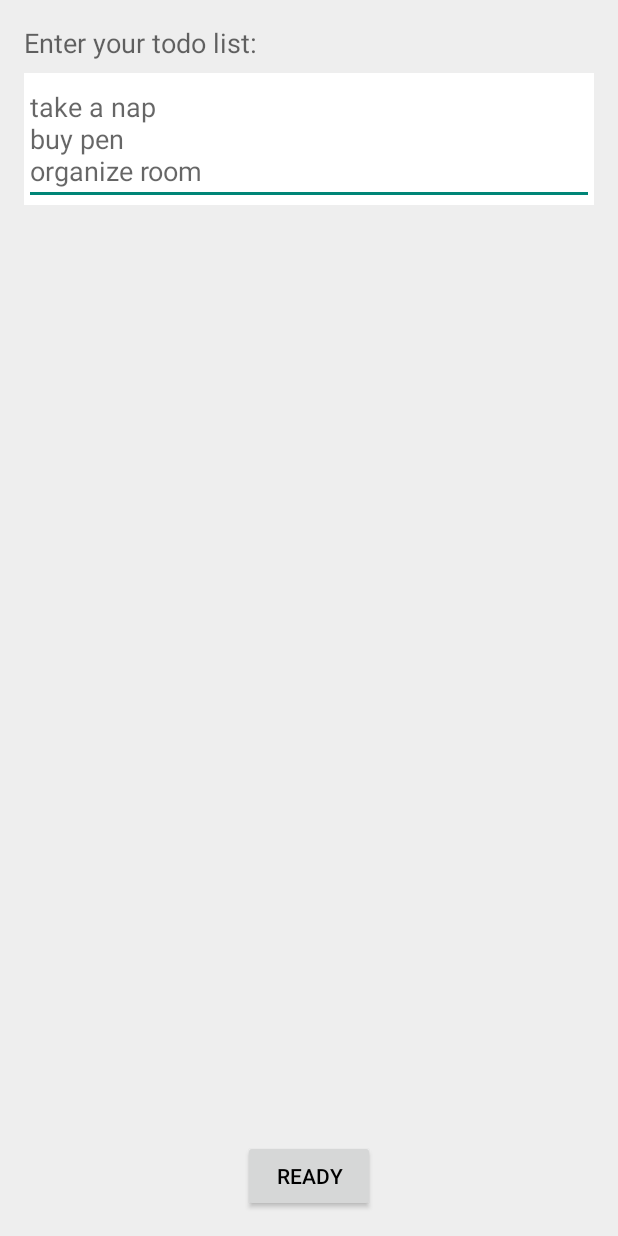
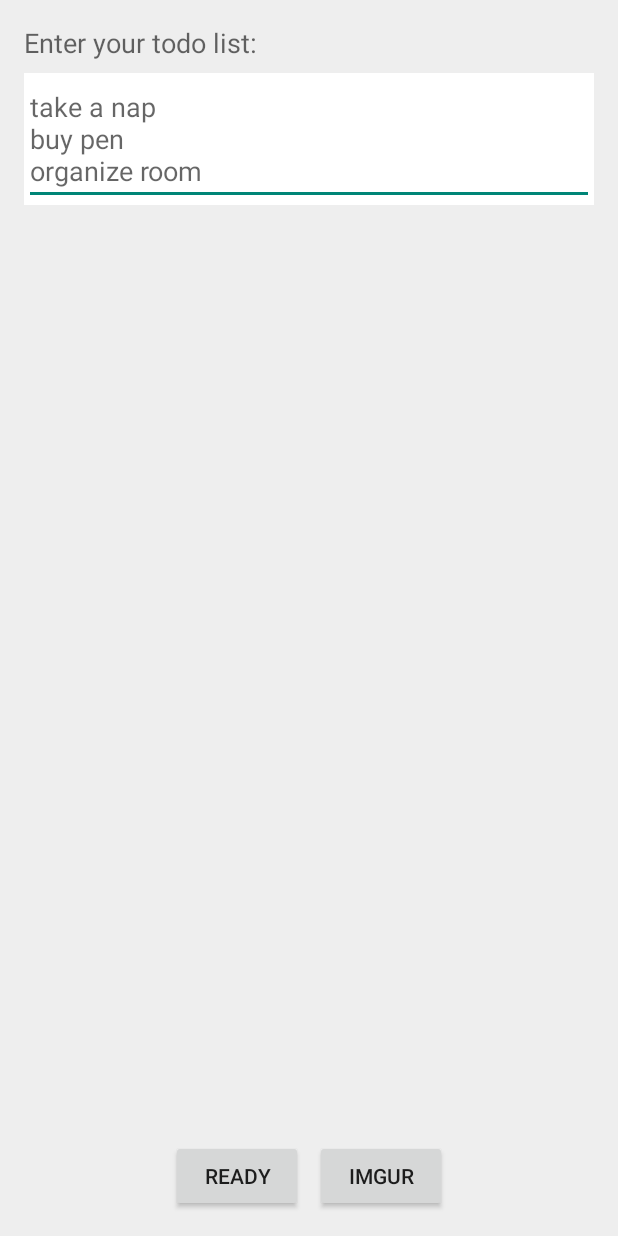
Before and after one commit to vinc3m1/nowdothis, an Android app: the screen it shows after launch (NowDoThisActivity), on a phone screen of 412 x 824 dp. Run offline under Robolectric (Android 15) with nearby library versions, the phone set to English and light mode, and no system bars; our stand-ins replace ButterKnife, Dagger/Hilt's generated code.

Commit message:
some initial imgur stuff

```diff
--- a/build.gradle
+++ b/build.gradle
@@ -41,10 +41,13 @@ repositories {
 }
 
 dependencies {
-  compile 'com.android.support:support-v4:22.0.0'
   compile 'com.android.support:appcompat-v7:22.0.0'
   compile 'com.jakewharton:butterknife:6.1.0'
+  compile 'com.jakewharton.byteunits:byteunits:0.9.0'
   compile 'com.google.code.gson:gson:2.3.1'
+  compile 'com.squareup.retrofit:retrofit:1.9.0'
+  compile 'com.squareup.picasso:picasso:2.5.2'
+  compile 'com.squareup.okhttp:okhttp:2.3.0'
 
   compile 'com.google.dagger:dagger:2.0'
   apt 'com.google.dagger:dagger-compiler:2.0'
--- a/src/main/AndroidManifest.xml
+++ b/src/main/AndroidManifest.xml
@@ -17,5 +17,8 @@
         <category android:name="android.intent.category.LAUNCHER" />
       </intent-filter>
     </activity>
+    <activity
+        android:name=".ui.imgur.ImgurUploadActivity"
+        android:label="@string/imgur" />
   </application>
 </manifest>
--- a/src/main/java/com/makeramen/nowdothis/NowDoThisApp.java
+++ b/src/main/java/com/makeramen/nowdothis/NowDoThisApp.java
@@ -5,19 +5,17 @@ import android.content.Context;
 
 public class NowDoThisApp extends Application {
 
-  public static final String KEY_TODOS = "todos";
-
-  private NowDoThisComponent component;
+  private NowDoThisAppComponent component;
 
   @Override public void onCreate() {
     super.onCreate();
 
-    component = DaggerNowDoThisComponent.builder()
+    component = DaggerNowDoThisAppComponent.builder()
         .nowDoThisModule(new NowDoThisModule(this))
         .build();
   }
 
-  public static NowDoThisComponent getComponent(Context context) {
+  public static NowDoThisAppComponent getComponent(Context context) {
     return ((NowDoThisApp) context.getApplicationContext()).component;
   }
 }
--- a/src/main/java/com/makeramen/nowdothis/NowDoThisComponent.java
+++ b/src/main/java/com/makeramen/nowdothis/NowDoThisAppComponent.java
@@ -1,6 +1,10 @@
 package com.makeramen.nowdothis;
 
+import android.app.Application;
+import android.net.NetworkRequest;
 import com.makeramen.nowdothis.dagger.PerApp;
+import com.makeramen.nowdothis.data.DataModule;
+import com.makeramen.nowdothis.data.NetworkModule;
 import com.makeramen.nowdothis.ui.EditListFragment;
 import com.makeramen.nowdothis.ui.NowDoThisActivity;
 import com.makeramen.nowdothis.ui.TodoFragment;
@@ -9,13 +13,17 @@ import dagger.Component;
 @PerApp
 @Component(
     modules = {
-        NowDoThisModule.class
+        NowDoThisModule.class,
+        DataModule.class,
+        NetworkModule.class
     }
 )
-public interface NowDoThisComponent {
+public interface NowDoThisAppComponent {
   public void inject(NowDoThisActivity nowDoThisActivity);
 
   public void inject(EditListFragment editListFragment);
 
   public void inject(TodoFragment todoFragment);
+
+  public Application application();
 }
--- a/src/main/java/com/makeramen/nowdothis/NowDoThisModule.java
+++ b/src/main/java/com/makeramen/nowdothis/NowDoThisModule.java
@@ -1,22 +1,11 @@
 package com.makeramen.nowdothis;
 
 import android.app.Application;
-import android.content.Context;
-import android.content.SharedPreferences;
-import com.google.gson.Gson;
 import com.makeramen.nowdothis.dagger.PerApp;
-import com.makeramen.nowdothis.ui.EditListFragment;
-import com.makeramen.nowdothis.ui.NowDoThisActivity;
-import com.makeramen.nowdothis.ui.TodoFragment;
 import dagger.Module;
 import dagger.Provides;
-import javax.inject.Singleton;
 
-@PerApp
-@Module
-public class NowDoThisModule {
-
-  static final String PREFS_DEFAULT = "nowdothis";
+@Module public class NowDoThisModule {
 
   final NowDoThisApp app;
 
@@ -31,12 +20,4 @@ public class NowDoThisModule {
   @Provides @PerApp Application provideApplication(NowDoThisApp app) {
     return app;
   }
-
-  @Provides @PerApp SharedPreferences provideSharedPrefs(Application app) {
-    return app.getSharedPreferences(PREFS_DEFAULT, Context.MODE_PRIVATE);
-  }
-
-  @Provides @PerApp Gson provideGson() {
-    return new Gson();
-  }
 }
--- a/src/main/java/com/makeramen/nowdothis/dagger/PerActivity.java
+++ b/src/main/java/com/makeramen/nowdothis/dagger/PerActivity.java
@@ -1,5 +1,8 @@
 package com.makeramen.nowdothis.dagger;
 
+import java.lang.annotation.Retention;
 import javax.inject.Scope;
 
-@Scope public @interface PerActivity {}
+import static java.lang.annotation.RetentionPolicy.RUNTIME;
+
+@Scope @Retention(RUNTIME) public @interface PerActivity {}
--- a/src/main/java/com/makeramen/nowdothis/dagger/Perapp.java
+++ b/src/main/java/com/makeramen/nowdothis/dagger/Perapp.java
@@ -1,5 +1,8 @@
 package com.makeramen.nowdothis.dagger;
 
+import java.lang.annotation.Retention;
 import javax.inject.Scope;
 
-@Scope public @interface PerApp {}
+import static java.lang.annotation.RetentionPolicy.RUNTIME;
+
+@Scope @Retention(RUNTIME) public @interface PerApp {}
--- /dev/null
+++ b/src/main/java/com/makeramen/nowdothis/data/DataModule.java
@@ -0,0 +1,23 @@
+package com.makeramen.nowdothis.data;
+
+import android.app.Application;
+import android.content.Context;
+import android.content.SharedPreferences;
+import com.google.gson.Gson;
+import com.makeramen.nowdothis.dagger.PerApp;
+import dagger.Module;
+import dagger.Provides;
+
+@Module
+public class DataModule {
+
+  static final String PREFS_DEFAULT = "nowdothis";
+
+  @Provides @PerApp SharedPreferences provideSharedPrefs(Application app) {
+    return app.getSharedPreferences(PREFS_DEFAULT, Context.MODE_PRIVATE);
+  }
+
+  @Provides @PerApp Gson provideGson() {
+    return new Gson();
+  }
+}
--- a/src/main/java/com/makeramen/nowdothis/data/NowDoThisPreferences.java
+++ b/src/main/java/com/makeramen/nowdothis/data/TodoStorage.java
@@ -9,18 +9,17 @@ import com.makeramen.nowdothis.dagger.PerApp;
 import java.util.ArrayList;
 import java.util.Arrays;
 import javax.inject.Inject;
-import javax.inject.Singleton;
-
-import static com.makeramen.nowdothis.NowDoThisApp.KEY_TODOS;
 
 @PerApp
-public class NowDoThisPreferences {
+public class TodoStorage {
+
+  public static final String KEY_TODOS = "todos";
 
   final Gson gson;
   final SharedPreferences prefs;
 
   @Inject
-  public NowDoThisPreferences(SharedPreferences prefs, Gson gson) {
+  public TodoStorage(SharedPreferences prefs, Gson gson) {
     this.prefs = prefs;
     this.gson = gson;
   }
--- /dev/null
+++ b/src/main/java/com/makeramen/nowdothis/data/imgur/Responses.java
@@ -0,0 +1,4 @@
+package com.makeramen.nowdothis.data.imgur;
+
+public class Responses {
+}
--- a/src/main/java/com/makeramen/nowdothis/ui/EditListFragment.java
+++ b/src/main/java/com/makeramen/nowdothis/ui/EditListFragment.java
@@ -1,9 +1,11 @@
 package com.makeramen.nowdothis.ui;
 
+import android.app.Fragment;
 import android.content.Context;
+import android.content.Intent;
 import android.os.Bundle;
+import android.support.annotation.NonNull;
 import android.support.annotation.Nullable;
-import android.support.v4.app.Fragment;
 import android.text.TextUtils;
 import android.view.LayoutInflater;
 import android.view.View;
@@ -14,18 +16,23 @@ import butterknife.ButterKnife;
 import butterknife.InjectView;
 import butterknife.OnClick;
 import com.makeramen.nowdothis.NowDoThisApp;
-import com.makeramen.nowdothis.data.NowDoThisPreferences;
 import com.makeramen.nowdothis.R;
+import com.makeramen.nowdothis.data.TodoStorage;
+import com.makeramen.nowdothis.ui.imgur.ImgurUploadActivity;
 import javax.inject.Inject;
+
+import static android.app.Activity.RESULT_OK;
 
 public class EditListFragment extends Fragment {
 
+  static final int REQUEST_CODE_IMGUR = 3;
+
   InputMethodManager imm;
-  @Inject NowDoThisPreferences nowDoThisPreferences;
+  @Inject TodoStorage todoStorage;
   @InjectView(R.id.editor) EditText editor;
 
-  @Override public View onCreateView(LayoutInflater inflater, @Nullable ViewGroup container,
-      @Nullable Bundle savedInstanceState) {
+  @Override public View onCreateView(@NonNull LayoutInflater inflater,
+      @Nullable ViewGroup container, @Nullable Bundle savedInstanceState) {
     View view = inflater.inflate(R.layout.fragment_editlist, container, false);
     ButterKnife.inject(this, view);
     return view;
@@ -39,7 +46,7 @@ public class EditListFragment extends Fragment {
 
   @Override public void onResume() {
     super.onResume();
-    editor.setText(TextUtils.join("\n", nowDoThisPreferences.getTodos()));
+    editor.setText(TextUtils.join("\n", todoStorage.getTodos()));
     editor.post(new Runnable() {
       @Override public void run() {
         editor.requestFocus();
@@ -52,7 +59,7 @@ public class EditListFragment extends Fragment {
   @Override public void onPause() {
     super.onPause();
     imm.hideSoftInputFromWindow(editor.getWindowToken(), 0);
-    nowDoThisPreferences.saveTodos(editor.getText().toString());
+    todoStorage.saveTodos(editor.getText().toString());
   }
 
   @OnClick(R.id.btn_ready) void readyClick() {
@@ -60,4 +67,20 @@ public class EditListFragment extends Fragment {
         .replace(getId(), new TodoFragment())
         .commit();
   }
+
+  @OnClick(R.id.btn_imgur) void imgurClick() {
+    startActivityForResult(new Intent(getActivity(), ImgurUploadActivity.class),
+        REQUEST_CODE_IMGUR);
+  }
+
+  @Override public void onActivityResult(int requestCode, int resultCode, Intent data) {
+    switch (requestCode) {
+      case REQUEST_CODE_IMGUR:
+        if (resultCode == RESULT_OK && data != null) {
+          // do stuff
+        }
+        return;
+    }
+    super.onActivityResult(requestCode, resultCode, data);
+  }
 }
--- a/src/main/java/com/makeramen/nowdothis/ui/NowDoThisActivity.java
+++ b/src/main/java/com/makeramen/nowdothis/ui/NowDoThisActivity.java
@@ -1,25 +1,25 @@
 package com.makeramen.nowdothis.ui;
 
+import android.app.Activity;
+import android.app.Fragment;
 import android.os.Bundle;
-import android.support.v4.app.Fragment;
-import android.support.v4.app.FragmentActivity;
 import com.makeramen.nowdothis.NowDoThisApp;
-import com.makeramen.nowdothis.data.NowDoThisPreferences;
+import com.makeramen.nowdothis.data.TodoStorage;
 import javax.inject.Inject;
 
-public class NowDoThisActivity extends FragmentActivity {
-  @Inject NowDoThisPreferences nowDoThisPreferences;
+public class NowDoThisActivity extends Activity {
+  @Inject TodoStorage todoStorage;
 
   @Override protected void onCreate(Bundle savedInstanceState) {
     super.onCreate(savedInstanceState);
 
     NowDoThisApp.getComponent(this).inject(this);
 
-    if (getSupportFragmentManager().findFragmentById(android.R.id.content) == null) {
-      Fragment fragment = nowDoThisPreferences.getTodos().length > 0
+    if (getFragmentManager().findFragmentById(android.R.id.content) == null) {
+      Fragment fragment = todoStorage.getTodos().length > 0
           ? new TodoFragment()
           : new EditListFragment();
-      getSupportFragmentManager().beginTransaction()
+      getFragmentManager().beginTransaction()
           .replace(android.R.id.content, fragment)
           .commit();
     }
--- a/src/main/res/layout/fragment_editlist.xml
+++ b/src/main/res/layout/fragment_editlist.xml
@@ -40,14 +40,27 @@
           />
     </FrameLayout>
   </FrameLayout>
-  <Button
-      android:id="@+id/btn_ready"
+  <LinearLayout
       android:layout_width="wrap_content"
       android:layout_height="wrap_content"
       android:layout_gravity="center_horizontal"
-      android:paddingLeft="16dp"
-      android:paddingRight="16dp"
-      android:text="@string/ready"
-      android:textColor="@android:color/black"
-      />
+      android:orientation="horizontal"
+      >
+    <Button
+        android:id="@+id/btn_ready"
+        android:layout_width="wrap_content"
+        android:layout_height="wrap_content"
+        android:paddingLeft="16dp"
+        android:paddingRight="16dp"
+        android:text="@string/ready"
+        />
+    <Button
+        android:id="@+id/btn_imgur"
+        android:layout_width="wrap_content"
+        android:layout_height="wrap_content"
+        android:layout_marginLeft="8dp"
+        android:layout_marginStart="8dp"
+        android:text="@string/imgur"
+        />
+  </LinearLayout>
 </LinearLayout>
--- a/src/main/res/values/strings.xml
+++ b/src/main/res/values/strings.xml
@@ -7,4 +7,7 @@
   <string name="ready">ready</string>
   <string name="default_todos">take a nap\nbuy pen\norganize room</string>
   <string name="label_list">Enter your todo list:</string>
+  <string name="imgur">Imgur</string>
+  <string name="btn_img_choose">Choose a picture</string>
+  <string name="btn_img_upload">Upload</string>
 </resources>
```
Also changed, not shown: src/main/java/com/makeramen/nowdothis/data/NetworkModule.java (added, +47 -0 lines), src/main/java/com/makeramen/nowdothis/data/imgur/ImgurApi.java (added, +17 -0 lines), src/main/java/com/makeramen/nowdothis/data/imgur/ImgurModule.java (added, +8 -0 lines), src/main/java/com/makeramen/nowdothis/ui/TodoFragment.java (+5 -5 lines), src/main/java/com/makeramen/nowdothis/ui/imgur/ImgurUploadActivity.java (added, +72 -0 lines), src/main/res/layout/activity_imgur_upload.xml (added, +34 -0 lines).
